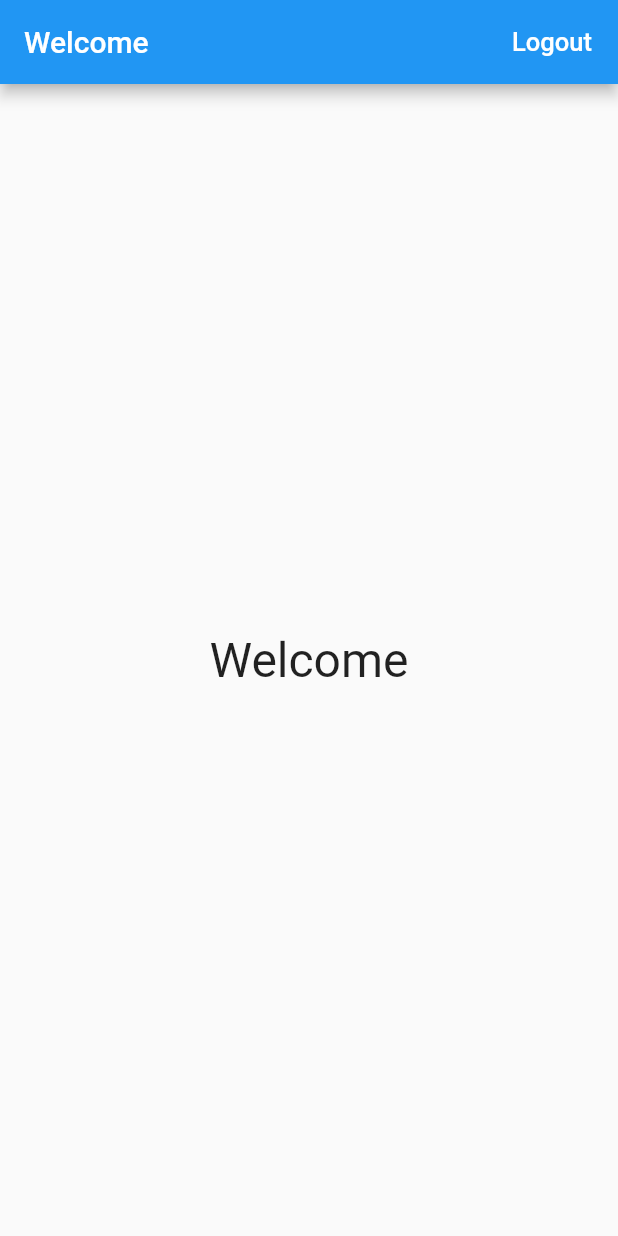
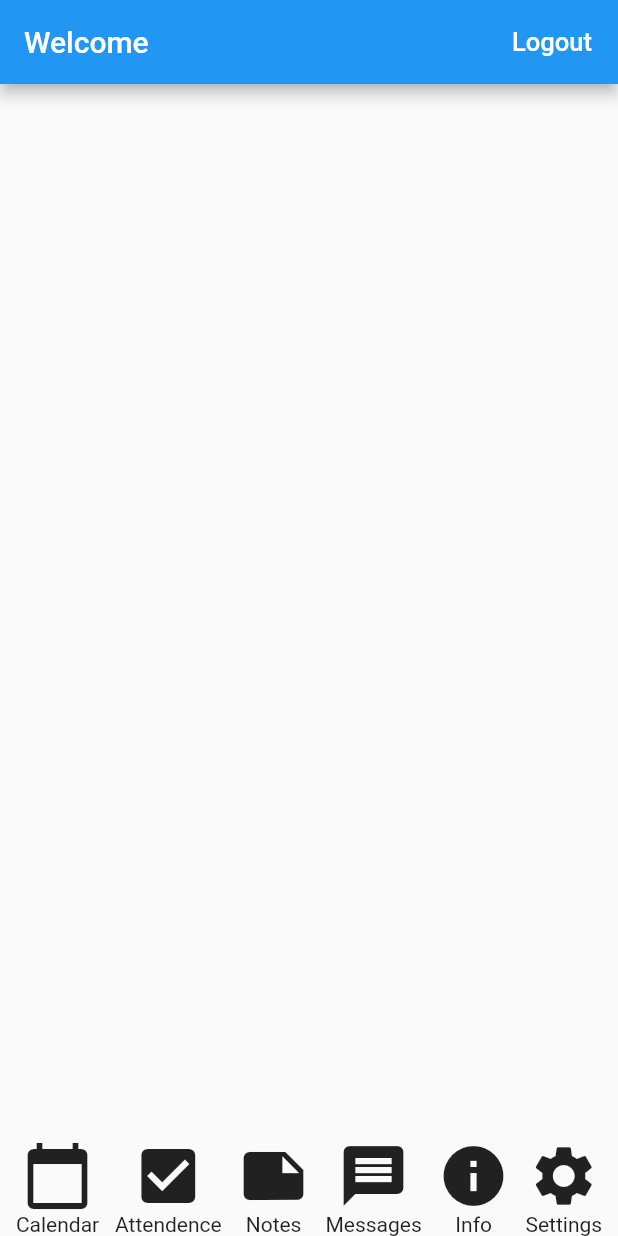
Before and after one commit to max-zaremba/Kokushi-Connect, a Flutter app: the HomePage screen opened directly, on a phone screen of 412 x 824 dp. Run offline on Flutter 3.47's test engine with Material 2 defaults, Android fonts, the phone set to English and light mode, and no system bars; our stand-ins replace cloud_firestore, datetime_picker_formfield, firebase_auth; accounts and stored records are empty.

Commit message:
Created bottom bar

```diff
--- a/lib/home_page.dart
+++ b/lib/home_page.dart
@@ -18,10 +18,53 @@ class HomePage extends StatelessWidget {
         db: db,
       ),
       body: Container(
-        child: Center(
-          child: Text('Welcome', style: TextStyle(fontSize: 32.0))
-        ),
+        child: dock,
       ),
     );
+
   }
+  Widget dock = Column(
+    mainAxisAlignment: MainAxisAlignment.end,
+    children: [Row (
+      children: [
+        Column(
+          children: [
+            Icon(Icons.calendar_today, size: 48,),
+            Text("Calendar"),
+          ],
+        ),
+        Column(
+          children: [
+            Icon(Icons.check_box, size: 48,),
+            Text("Attendence")
+          ],
+        ),
+        Column(
+          children: [
+            Icon(Icons.note, size: 48,),
+            Text("Notes")
+          ],
+        ),
+        Column(
+          children: [
+            Icon(Icons.message, size: 48,),
+            Text("Messages")
+          ],
+        ),
+        Column(
+          children: [
+            Icon(Icons.info, size: 48,),
+            Text("Info")
+          ],
+        ),
+        Column(
+          children: [
+            Icon(Icons.settings, size: 48,),
+            Text("Settings"),
+          ],
+        ),
+      ],
+      mainAxisAlignment: MainAxisAlignment.spaceEvenly,
+    )]
+  );
 }
--- a/lib/login_page.dart
+++ b/lib/login_page.dart
@@ -1,5 +1,6 @@
 import 'package:flutter/material.dart';
 import 'package:kokushi_connect/create_user_page.dart';
+import 'package:kokushi_connect/home_page.dart';
 import 'auth.dart';
 import 'db_control.dart';
 
```
